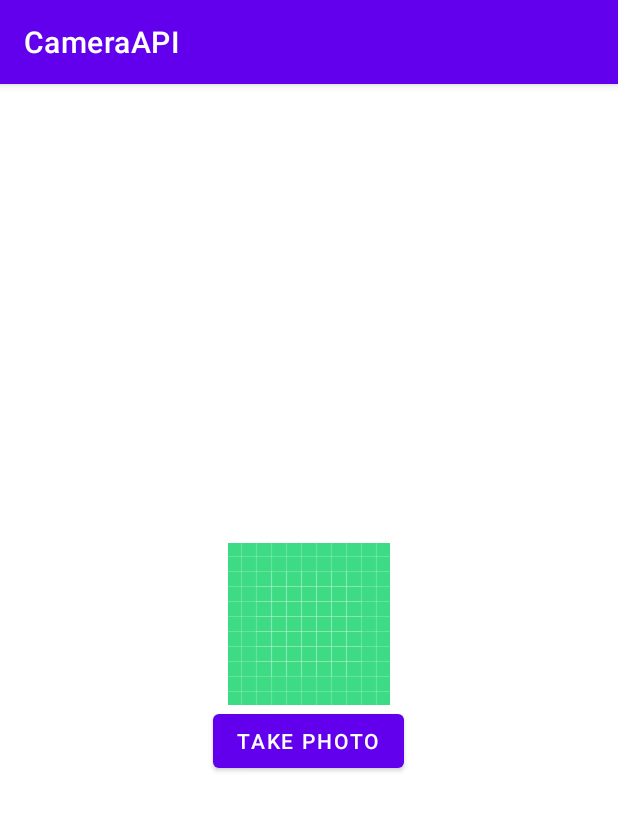
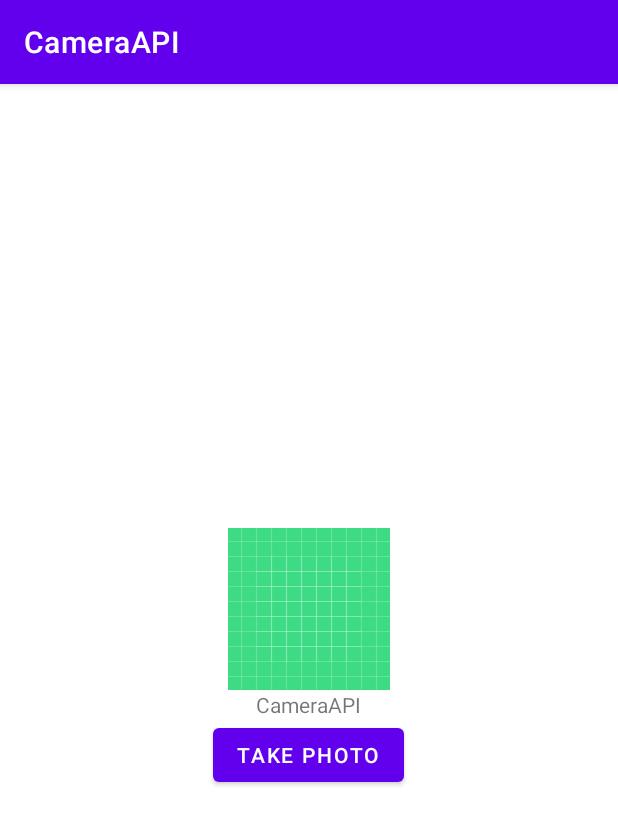
Before and after one commit to asteriskrin/CameraAPI, an Android app: the screen it shows after launch (MainActivity), on a phone screen of 412 x 824 dp. Shown: the top 825 px of the screen. Run offline under Robolectric (Android 15) with nearby library versions, the phone set to English and light mode, and no system bars.

```diff
--- a/app/src/main/res/layout/activity_main.xml
+++ b/app/src/main/res/layout/activity_main.xml
@@ -9,6 +9,11 @@
         android:layout_height="wrap_content"
         android:src="@drawable/ic_launcher_background"
         android:id="@+id/ivPhoto" />
+    <TextView
+        android:layout_width="wrap_content"
+        android:layout_height="wrap_content"
+        android:id="@+id/tvBase64OfPhoto"
+        android:text="@string/app_name" />
     <Button
         android:layout_width="wrap_content"
         android:layout_height="wrap_content"
```
Also changed, not shown: app/src/main/java/com/example/cameraapi/MainActivity.java (+15 -0 lines).
